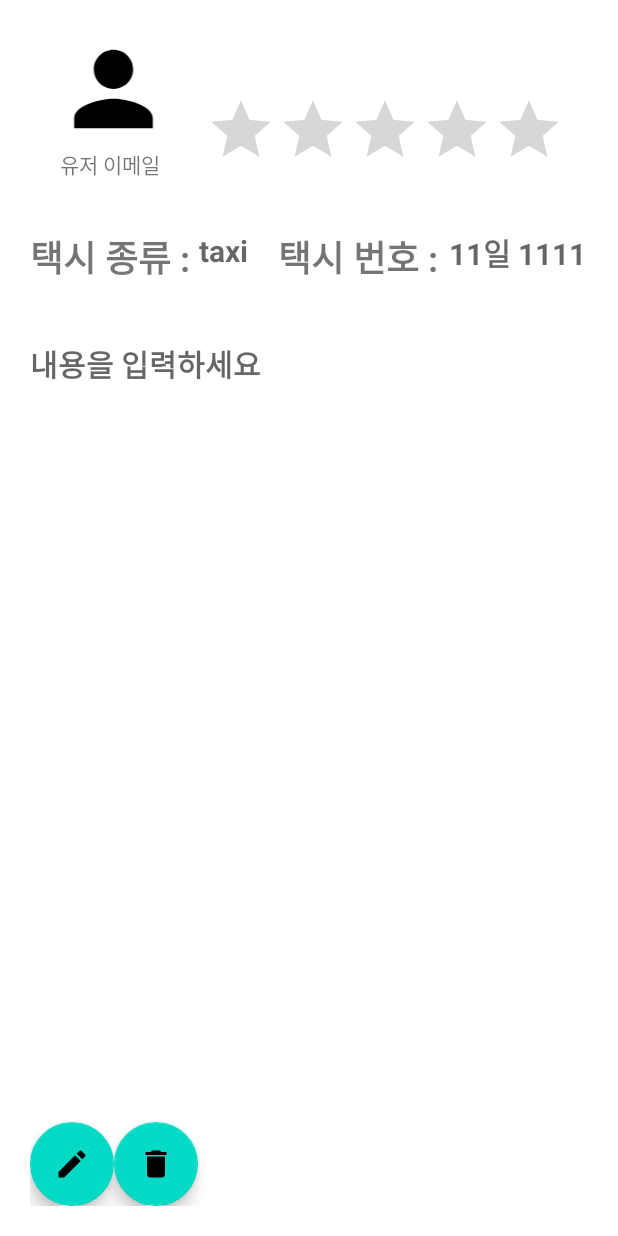
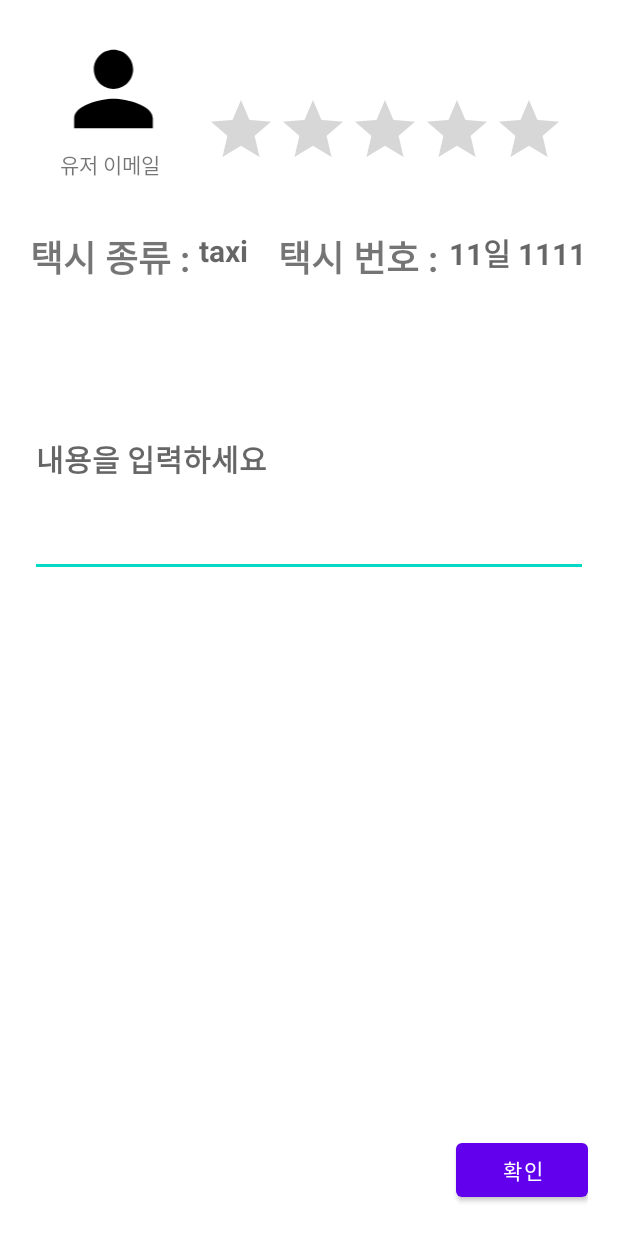
Before and after one commit to parkseonwoo/Reviewaza, an Android app: the ReviewsDetailActivity screen opened directly, with no data from a screen before it, after a tap on an icon or button, on a phone screen of 412 x 824 dp. Run offline under Robolectric (Android 15) with nearby library versions, the phone set to English and light mode, and no system bars; our stand-ins replace Firebase (no records; nobody signed in at launch, a user with empty details on screens opened directly); plain views replace BaseRatingBar; pictures from the network do not load; 6 statements that could not run were skipped.

Commit message:
수정 & 삭제 기능 추가

```diff
--- a/app/src/main/java/com/app/service/reviewaza/mypage/MyPageMyReviewsActivity.kt
+++ b/app/src/main/java/com/app/service/reviewaza/mypage/MyPageMyReviewsActivity.kt
@@ -37,8 +37,9 @@ class MyPageMyReviewsActivity : AppCompatActivity() {
         ActivityResultContracts.StartActivityForResult()
     ) { result ->
         val isDelete = result.data?.getBooleanExtra("isDelete", false) ?: false
+        val isUpdate = result.data?.getBooleanExtra("isUpdate", false) ?: false
 
-        if (result.resultCode == RESULT_OK && isDelete) {
+        if (result.resultCode == RESULT_OK && isDelete || isUpdate) {
             initRecyclerView()
         }
     }
--- a/app/src/main/java/com/app/service/reviewaza/reviews/ReviewsDetailActivity.kt
+++ b/app/src/main/java/com/app/service/reviewaza/reviews/ReviewsDetailActivity.kt
@@ -3,12 +3,20 @@ package com.app.service.reviewaza.reviews
 import android.content.Intent
 import android.net.Uri
 import android.os.Bundle
+import android.text.Editable
+import android.text.TextWatcher
 import android.util.Log
+import android.view.KeyEvent
 import android.view.View
+import android.view.inputmethod.EditorInfo
+import android.widget.EditText
+import android.widget.TextView
 import android.widget.Toast
+import androidx.activity.result.contract.ActivityResultContracts
 import androidx.appcompat.app.AlertDialog
 import androidx.appcompat.app.AppCompatActivity
 import androidx.core.view.isVisible
+import androidx.core.widget.addTextChangedListener
 import com.app.service.reviewaza.REVIEWS_DETAIL_FLAG
 import com.app.service.reviewaza.call.CallActivity
 import com.app.service.reviewaza.call.Key
@@ -22,6 +30,7 @@ import com.google.firebase.database.DatabaseError
 import com.google.firebase.database.ValueEventListener
 import com.google.firebase.database.ktx.database
 import com.google.firebase.ktx.Firebase
+import kotlinx.android.synthetic.main.activity_mypage_edit_dialog.*
 
 
 class ReviewsDetailActivity : AppCompatActivity() {
@@ -32,6 +41,17 @@ class ReviewsDetailActivity : AppCompatActivity() {
 
     private val currentUserDB = Firebase.database.reference.child(Key.DB_USERS)
     private val currentReviewDB = Firebase.database.reference.child(Key.DB_REVIEWS)
+
+
+    private val startMyReviews = registerForActivityResult(
+        ActivityResultContracts.StartActivityForResult()
+    ) { result ->
+        val isUpdate = result.data?.getBooleanExtra("isUpdate", false) ?: false
+
+        if (result.resultCode == RESULT_OK && isUpdate) {
+            initView()
+        }
+    }
 
     override fun onCreate(savedInstanceState: Bundle?) {
 
@@ -55,7 +75,7 @@ class ReviewsDetailActivity : AppCompatActivity() {
 
         binding.reviewsEditButton.setOnClickListener {
             Toast.makeText(this, "수정 버튼 클릭", Toast.LENGTH_SHORT).show()
-            //updateReview()
+            updateReview()
         }
 
         binding.reviewsDeleteButton.setOnClickListener {
@@ -74,18 +94,19 @@ class ReviewsDetailActivity : AppCompatActivity() {
 
     private fun initView() {
         reviewsAdapter = ReviewListAdapter(mutableListOf()) {
-
+            startMyReviews.launch(intent)
         }
         binding.reviewsUserEmail.text = reviews.userEmail
         binding.reviewsWriteRatingBar.rating = reviews.rating!!
         binding.reviewsWriteTaxiTypeValueTextView.text = reviews.taxiType
         binding.reviewsWriteTaxiNumberValueTextView.text = reviews.taxiNumber
-        binding.reviewsWriteDetailTextView.text = reviews.detail
+        binding.reviewsWriteDetailTextView.setText(reviews.detail)
 
-        currentUserDB.addListenerForSingleValueEvent(object :
-            ValueEventListener {
+        currentUserDB.addListenerForSingleValueEvent(object : ValueEventListener {
 
             override fun onDataChange(snapshot: DataSnapshot) {
+
+                val reviewsList = mutableListOf<Reviews>()
 
                 snapshot.children.forEach {
                     val user = it.getValue(UserItem::class.java)
@@ -100,6 +121,7 @@ class ReviewsDetailActivity : AppCompatActivity() {
                             .into(binding.reviewsWriteImageView)
                     }
                 }
+                reviewsAdapter.submitList(reviewsList)
 
             }
 
@@ -131,21 +153,46 @@ class ReviewsDetailActivity : AppCompatActivity() {
         }.start()
     }
 
-//    private fun updateReview() {
-//        if(reviews.reviewId != "") {
-//            binding.reviewsWriteDetailTextView.isFocusableInTouchMode = true
-//            binding.reviewsWriteDetailTextView.isFocusable = true
-//            binding.reviewsWriteDetailTextView.selectionEnd
-//
-//            val review = mutableMapOf<String, Any>()
-//            review["detail"] = binding.reviewsWriteDetailTextView.text
-//
-//            Firebase.database(Key.DB_URL).reference.child(Key.DB_REVIEWS).child(currentUserId!!).updateChildren(review)
-//        }
-//
-//        Toast.makeText(this, "리뷰 작성 완료!", Toast.LENGTH_SHORT).show()
-//    }
+    private fun updateReview() {
+        binding.updateReviewOkButton.isVisible = true
+        binding.reviewsDeleteButton.isVisible = false
+        binding.reviewsEditButton.isVisible = false
 
+        binding.reviewsWriteRatingBar.setIsIndicator(false)
+        binding.reviewsWriteRatingBar.isEnabled = true
+        binding.reviewsWriteRatingBar.isClickable = true
+        binding.reviewsWriteRatingBar.isFocusableInTouchMode = true
+
+        binding.reviewsWriteDetailTextView.isEnabled = true
+        binding.reviewsWriteDetailTextView.isClickable = true
+        binding.reviewsWriteDetailTextView.isFocusableInTouchMode = true
+        binding.reviewsWriteDetailTextView.focusable
+
+        binding.updateReviewOkButton.setOnClickListener {
+            val reviewsList = mutableListOf<Reviews>()
+            currentReviewDB.get().addOnSuccessListener {
+                val updates = Reviews(
+                    rating = binding.reviewsWriteRatingBar.rating,
+                    taxiType = reviews.taxiType,
+                    taxiNumber = reviews.taxiNumber,
+                    userEmail = reviews.userEmail,
+                    currentTime = reviews.currentTime,
+                    reviewId = reviews.reviewId,
+                    userId = reviews.userId,
+                    detail = binding.reviewsWriteDetailTextView.text.toString()
+                )
+                currentReviewDB.child(reviews.reviewId!!).setValue(updates)
+            }
+
+            val intent = Intent().putExtra("isUpdate", true)
+            setResult(RESULT_OK, intent)
+            reviewsAdapter.submitList(reviewsList)
+            reviewsAdapter.notifyDataSetChanged()
+            Toast.makeText(this, "리뷰 수정 완료!", Toast.LENGTH_SHORT).show()
+            finish()
+        }
+
+    }
 
     companion object {
         const val EXTRA_REVIEW_ID = "REVIEW_ID"
--- a/app/src/main/res/layout/activity_reviews_detail.xml
+++ b/app/src/main/res/layout/activity_reviews_detail.xml
@@ -102,17 +102,30 @@
         app:selectionRequired="false"
         app:singleSelection="false" />
 
-    <TextView
+    <EditText
         android:id="@+id/reviewsWriteDetailTextView"
         android:layout_width="match_parent"
         android:layout_height="0dp"
         android:layout_marginTop="28dp"
         style="@style/Value"
+        android:clickable="false"
+        android:enabled="false"
+        android:focusable="false"
+        android:focusableInTouchMode="false"
         android:hint="내용을 입력하세요"
         app:layout_constraintHeight_percent="0.2"
         app:layout_constraintStart_toStartOf="parent"
         app:layout_constraintTop_toBottomOf="@id/reviewsChipGroup"
         app:layout_constraintEnd_toEndOf="@+id/reviewsDetailLayout"/>
+
+    <Button
+        android:id="@+id/updateReviewOkButton"
+        android:layout_width="wrap_content"
+        android:layout_height="wrap_content"
+        app:layout_constraintEnd_toEndOf="parent"
+        app:layout_constraintBottom_toBottomOf="parent"
+        android:visibility="gone"
+        android:text="확인"/>
 
     <androidx.constraintlayout.widget.Guideline
         android:id="@+id/guideLine1"
```
